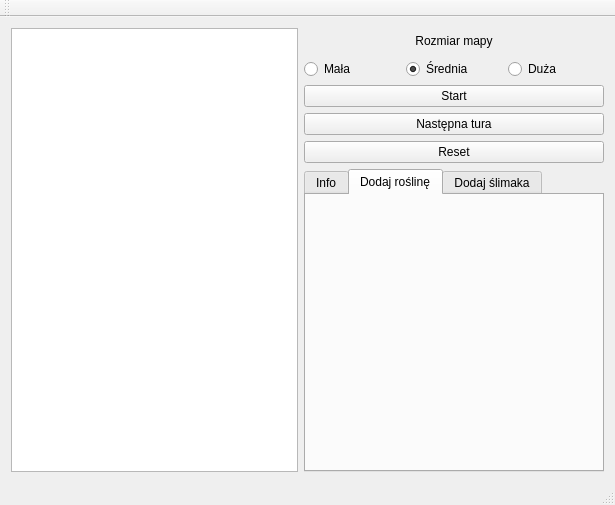
Old version of the form mainwindow.ui in the repository KarolStachurka/PJC.
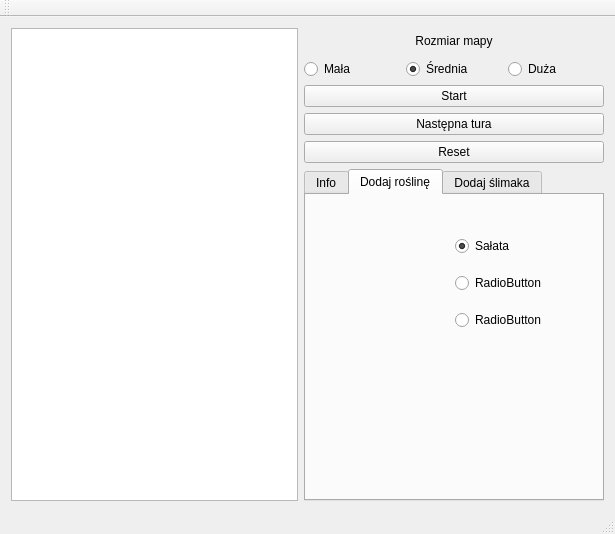
New version of the form. The open tabs and pages were chosen to show the change.

```diff
--- a/mainwindow.ui
+++ b/mainwindow.ui
@@ -7,7 +7,7 @@
     <x>0</x>
     <y>0</y>
     <width>615</width>
-    <height>505</height>
+    <height>534</height>
    </rect>
   </property>
   <property name="sizePolicy">
@@ -43,12 +43,18 @@
           <verstretch>0</verstretch>
          </sizepolicy>
         </property>
+        <property name="maximumSize">
+         <size>
+          <width>700</width>
+          <height>700</height>
+         </size>
+        </property>
        </widget>
       </item>
       <item>
        <layout class="QVBoxLayout" name="verticalLayout_2">
         <property name="sizeConstraint">
-         <enum>QLayout::SetFixedSize</enum>
+         <enum>QLayout::SetDefaultConstraint</enum>
         </property>
         <item>
          <layout class="QGridLayout" name="gridLayout_2">
@@ -228,6 +234,66 @@
            <attribute name="title">
             <string>Dodaj roślinę</string>
            </attribute>
+           <widget class="QWidget" name="gridLayoutWidget_2">
+            <property name="geometry">
+             <rect>
+              <x>20</x>
+              <y>19</y>
+              <width>251</width>
+              <height>141</height>
+             </rect>
+            </property>
+            <layout class="QGridLayout" name="gridLayout_3">
+             <item row="0" column="0">
+              <widget class="QLabel" name="lettucePicture">
+               <property name="text">
+                <string/>
+               </property>
+               <property name="alignment">
+                <set>Qt::AlignCenter</set>
+               </property>
+              </widget>
+             </item>
+             <item row="1" column="0">
+              <widget class="QLabel" name="label">
+               <property name="text">
+                <string/>
+               </property>
+              </widget>
+             </item>
+             <item row="2" column="0">
+              <widget class="QLabel" name="label_5">
+               <property name="text">
+                <string/>
+               </property>
+              </widget>
+             </item>
+             <item row="0" column="1">
+              <widget class="QRadioButton" name="addLettuceRadioButton">
+               <property name="text">
+                <string>Sałata</string>
+               </property>
+               <property name="checked">
+                <bool>true</bool>
+               </property>
+              </widget>
+             </item>
+             <item row="1" column="1">
+              <widget class="QRadioButton" name="radioButton_4">
+               <property name="text">
+                <string>RadioButton</string>
+               </property>
+              </widget>
+             </item>
+             <item row="2" column="1">
+              <widget class="QRadioButton" name="radioButton_5">
+               <property name="text">
+                <string>RadioButton</string>
+               </property>
+              </widget>
+             </item>
+            </layout>
+           </widget>
           </widget>
           <widget class="QWidget" name="addSnailTab">
            <attribute name="title">
```
Left out of the diff: 21 changed lines with no effect on the pictures.
